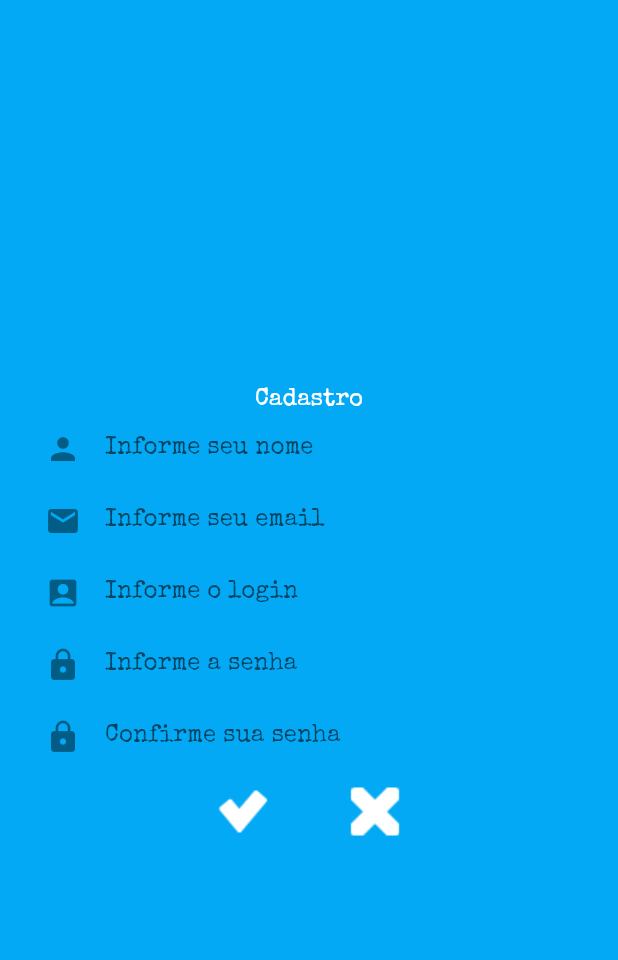
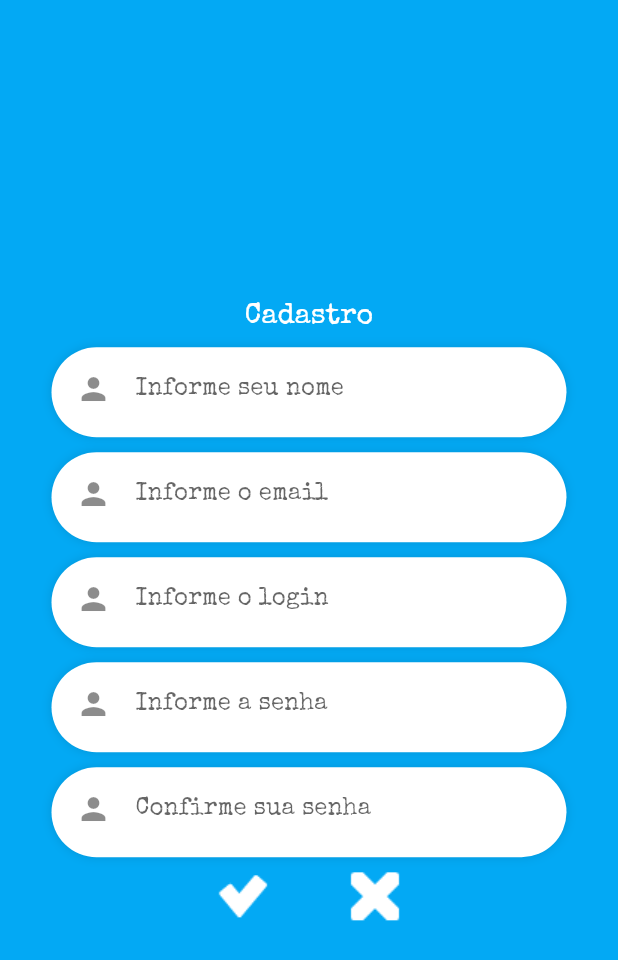
Before and after one commit to MaelSantos/Bimo-Is-True, a Flutter app: the Cadastro screen opened directly, on a phone screen of 412 x 824 dp. Shown: the top 960 px of the screen. Run offline on Flutter 3.47's test engine with Material 2 defaults, Android fonts, the phone set to English and light mode, and no system bars; our stand-ins replace sqflite; missing offline and left inert: flame; accounts and stored records are empty.

Commit message:
Customização dos TextField

```diff
--- a/Table Block True/lib/controller/game.dart
+++ b/Table Block True/lib/controller/game.dart
@@ -7,7 +7,7 @@ import 'package:flutter/material.dart';
 import 'package:flutter/gestures.dart';
 import 'package:tableblocktrue/model/alien.dart';
 import 'package:tableblocktrue/util/tela.dart';
-import 'package:tableblocktrue/view/button-component.dart';
+import 'package:tableblocktrue/view/componentes/button_component.dart';
 import 'package:tableblocktrue/view/joystick.dart';
 import 'package:tableblocktrue/view/menu.dart';
 
--- a/Table Block True/lib/main.dart
+++ b/Table Block True/lib/main.dart
@@ -42,7 +42,7 @@ class MyApp extends StatelessWidget {
             textTheme: TextTheme(
               body1: TextStyle(
                   color: Colors.white,
-                  fontSize: 16), //define a cor padrão dos textos
+                  fontSize: 19), //define a cor padrão dos textos
             )),
         home: Entrada(),
         routes: {
--- a/Table Block True/lib/view/cadastro.dart
+++ b/Table Block True/lib/view/cadastro.dart
@@ -1,6 +1,17 @@
 import 'package:flutter/material.dart';
+import 'package:tableblocktrue/view/componentes/text_component.dart';
 
 class Cadastro extends StatelessWidget {
+  TextCustom tfdNome, tfdEmail, tfdLogin, tfdSenha, tfdConfirmar;
+
+  Cadastro() {
+    tfdNome = TextCustom("Informe seu nome");
+    tfdEmail = TextCustom("Informe o email");
+    tfdLogin = TextCustom("Informe o login");
+    tfdSenha = TextCustom("Informe a senha");
+    tfdConfirmar = TextCustom("Confirme sua senha");
+  }
+
   @override
   Widget build(BuildContext context) {
     return Scaffold(
@@ -21,36 +32,11 @@ class Cadastro extends StatelessWidget {
                 crossAxisAlignment: CrossAxisAlignment.center,
                 children: [
                   Text("Cadastro"),
-                  TextFormField(
-                    decoration: InputDecoration(
-                        border: InputBorder.none,
-                        icon: Icon(Icons.person),
-                        hintText: 'Informe seu nome'),
-                  ),
-                  TextFormField(
-                    decoration: InputDecoration(
-                        border: InputBorder.none,
-                        icon: Icon(Icons.email),
-                        hintText: 'Informe seu email'),
-                  ),
-                  TextFormField(
-                    decoration: InputDecoration(
-                        border: InputBorder.none,
-                        icon: Icon(Icons.account_box),
-                        hintText: 'Informe o login'),
-                  ),
-                  TextFormField(
-                    decoration: InputDecoration(
-                        border: InputBorder.none,
-                        icon: Icon(Icons.lock),
-                        hintText: 'Informe a senha'),
-                  ),
-                  TextFormField(
-                    decoration: InputDecoration(
-                        border: InputBorder.none,
-                        icon: Icon(Icons.lock),
-                        hintText: 'Confirme sua senha'),
-                  ),
+                  tfdNome,
+                  tfdEmail,
+                  tfdLogin,
+                  tfdSenha,
+                  tfdConfirmar,
                   Row(
                     mainAxisAlignment: MainAxisAlignment.center,
                     crossAxisAlignment: CrossAxisAlignment.center,
--- /dev/null
+++ b/Table Block True/lib/view/componentes/text_component.dart
@@ -0,0 +1,70 @@
+import 'package:flutter/material.dart';
+
+// class TextCustom extends StatefulWidget {
+//   String texto;
+//   TextCustom(this.texto);
+
+//   @override
+//   State<StatefulWidget> createState() => TextCustomState(texto);
+// }
+
+class TextCustom extends StatelessWidget {
+
+  TextEditingController controlador;
+  String texto;
+  bool erro;
+  String mensagemErro;
+  Icon icone;
+
+  TextCustom(this.texto, {this.mensagemErro="Dados invalidos", IconData iconData = Icons.person}) {
+
+    icone = Icon(iconData);
+    erro = false;
+    controlador = TextEditingController();
+  }
+
+  String get text => controlador.text.trim();
+
+  @override
+  Widget build(BuildContext context) {
+    return component(context);
+  }
+
+  String validar(String value) {
+    value = value.trim();
+    if (value.isEmpty) {
+      return "Campo Obrigatório";
+    }
+    else if(erro)
+    {
+      return mensagemErro;
+    }
+    return null;
+  }
+
+  Widget component(BuildContext context) {
+    return Container(
+        // height: 70,
+        width: MediaQuery.of(context).size.width,
+        padding: EdgeInsets.only(top: 10),
+        child: Column(children: <Widget>[
+          Container(
+            width: MediaQuery.of(context).size.width / 1.2,
+            height: 60,
+            padding: EdgeInsets.only(top: 4, left: 16, right: 16, bottom: 4),
+            decoration: BoxDecoration(
+                borderRadius: BorderRadius.all(Radius.circular(50)),
+                color: Colors.white,
+                boxShadow: [BoxShadow(color: Colors.black12, blurRadius: 5)]),
+            child: TextFormField(
+              controller: controlador,
+              validator: validar,
+              decoration: InputDecoration(
+                  border: InputBorder.none,
+                  icon: icone,
+                  hintText: texto),
+            ),
+          )
+        ]));
+  }
+}
```
Also changed, not shown: Table Block True/lib/view/login.dart (+24 -47 lines), Table Block True/lib/view/componentes/button_component.dart (renamed from Table Block True/lib/view/button-component.dart), 5 other files.
